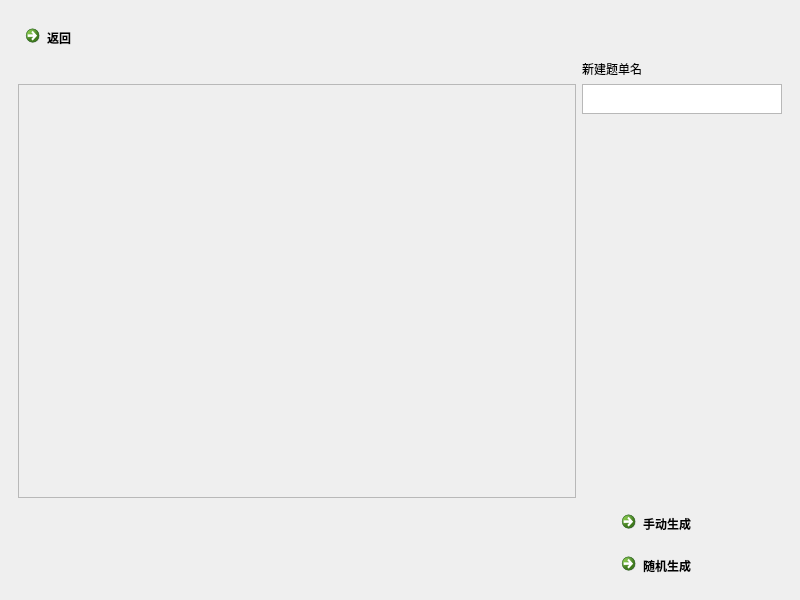
Above: ui/ChooseQuestion.ui from alonelysnake/BUAA-python-Online-question-bank-platform before the change. Below: the same form after it.
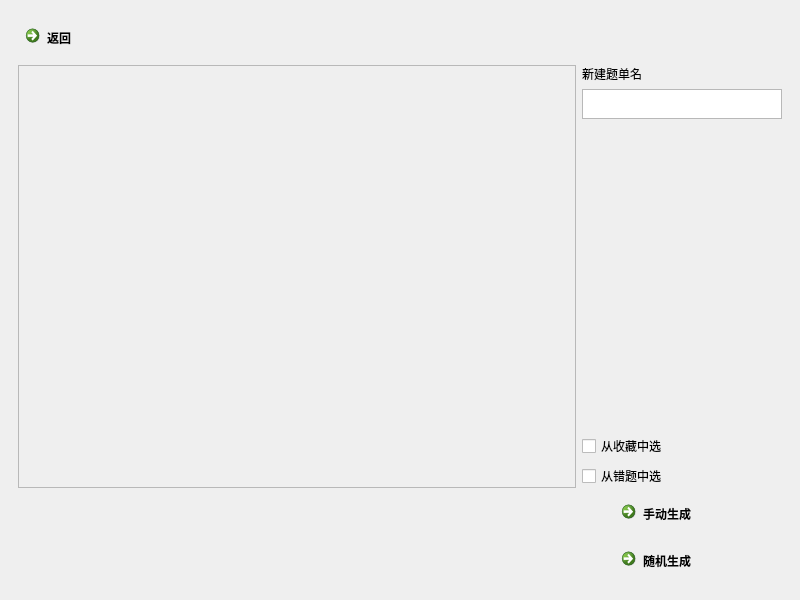
That is the form after the change. The open tabs and pages were chosen to show the change. Custom widgets are drawn as their Qt base class.

Commit message: 收藏和错题按钮过滤器

Diff of the .ui file:
```diff
--- a/ui/ChooseQuestion.ui
+++ b/ui/ChooseQuestion.ui
@@ -22,25 +22,20 @@
       </property>
       <widget class="QWidget" name="page0">
        <layout class="QGridLayout" name="gridLayout_2">
-        <item row="5" column="0">
-         <widget class="QScrollArea" name="scrollAera">
-          <property name="widgetResizable">
-           <bool>true</bool>
+        <item row="4" column="1">
+         <widget class="QLabel" name="label">
+          <property name="sizePolicy">
+           <sizepolicy hsizetype="Fixed" vsizetype="Fixed">
+            <horstretch>0</horstretch>
+            <verstretch>0</verstretch>
+           </sizepolicy>
           </property>
-          <widget class="QWidget" name="questionCategory">
-           <property name="geometry">
-            <rect>
-             <x>0</x>
-             <y>0</y>
-             <width>547</width>
-             <height>367</height>
-            </rect>
-           </property>
-           <layout class="QVBoxLayout" name="questionCategoryLayout"/>
-          </widget>
+          <property name="text">
+           <string>新建题单名</string>
+          </property>
          </widget>
         </item>
-        <item row="8" column="1" alignment="Qt::AlignRight">
+        <item row="11" column="1" alignment="Qt::AlignRight">
          <widget class="QCommandLinkButton" name="randomButton">
           <property name="sizePolicy">
            <sizepolicy hsizetype="Fixed" vsizetype="Fixed">
@@ -55,11 +50,30 @@
         </item>
         <item row="0" column="0">
          <widget class="QCommandLinkButton" name="backButton">
+          <property name="sizePolicy">
+           <sizepolicy hsizetype="Fixed" vsizetype="Fixed">
+            <horstretch>0</horstretch>
+            <verstretch>0</verstretch>
+           </sizepolicy>
+          </property>
           <property name="text">
            <string>返回</string>
           </property>
          </widget>
         </item>
+        <item row="9" column="1" alignment="Qt::AlignRight">
+         <widget class="QCommandLinkButton" name="manualButton">
+          <property name="sizePolicy">
+           <sizepolicy hsizetype="Fixed" vsizetype="Fixed">
+            <horstretch>0</horstretch>
+            <verstretch>0</verstretch>
+           </sizepolicy>
+          </property>
+          <property name="text">
+           <string>手动生成</string>
+          </property>
+         </widget>
+        </item>
         <item row="5" column="1" alignment="Qt::AlignTop">
          <widget class="QPlainTextEdit" name="newBankName">
           <property name="sizePolicy">
@@ -76,29 +90,35 @@
           </property>
          </widget>
         </item>
-        <item row="4" column="1">
-         <widget class="QLabel" name="label">
-          <property name="sizePolicy">
-           <sizepolicy hsizetype="Fixed" vsizetype="Fixed">
-            <horstretch>0</horstretch>
-            <verstretch>0</verstretch>
-           </sizepolicy>
+        <item row="4" column="0" rowspan="4">
+         <widget class="QScrollArea" name="scrollAera">
+          <property name="widgetResizable">
+           <bool>true</bool>
           </property>
+          <widget class="QWidget" name="questionCategory">
+           <property name="geometry">
+            <rect>
+             <x>0</x>
+             <y>0</y>
+             <width>547</width>
+             <height>389</height>
+            </rect>
+           </property>
+           <layout class="QVBoxLayout" name="questionCategoryLayout"/>
+          </widget>
+         </widget>
+        </item>
+        <item row="6" column="1">
+         <widget class="QCheckBox" name="chooseLikeButton">
           <property name="text">
-           <string>新建题单名</string>
+           <string>从收藏中选</string>
           </property>
          </widget>
         </item>
-        <item row="6" column="1" alignment="Qt::AlignRight">
-         <widget class="QCommandLinkButton" name="manualButton">
-          <property name="sizePolicy">
-           <sizepolicy hsizetype="Fixed" vsizetype="Fixed">
-            <horstretch>0</horstretch>
-            <verstretch>0</verstretch>
-           </sizepolicy>
-          </property>
+        <item row="7" column="1">
+         <widget class="QCheckBox" name="chooseWrongButton">
           <property name="text">
-           <string>手动生成</string>
+           <string>从错题中选</string>
           </property>
          </widget>
         </item>
```
Left out of the diff: 2 changed lines with no effect on the pictures. The commit also changes 7 other files.
